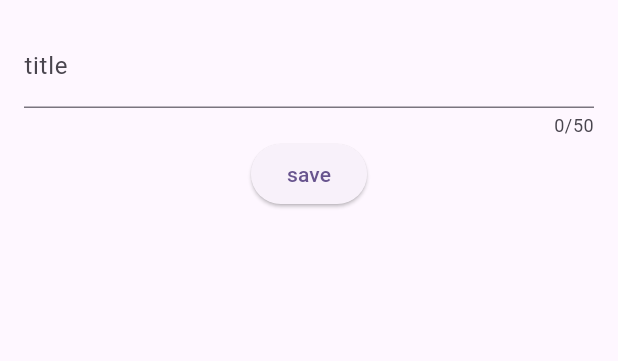
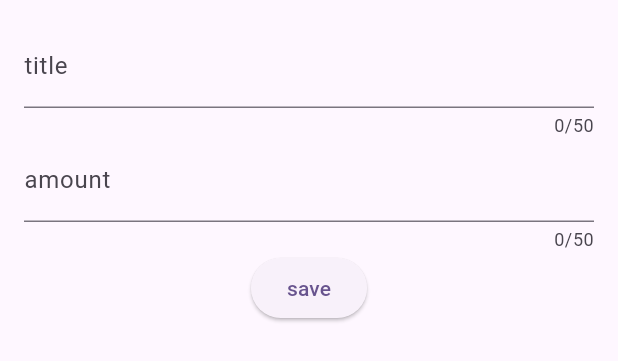
Before and after one commit to ivansiuzzz/expenseTracker, a Flutter app: the NewExpense widget shown alone on an empty page, opened directly, after a tap on "save", on a phone screen of 412 x 824 dp. Shown: the top 361 px of the screen. Run offline on Flutter 3.47's test engine with Material 2 defaults, Android fonts, the phone set to English and light mode, and no system bars.

Commit message:
add new textfield

```diff
--- a/lib/widgets/new_expense.dart
+++ b/lib/widgets/new_expense.dart
@@ -9,10 +9,11 @@ class NewExpense extends StatefulWidget {
 
 class _NewExpenseState extends State<NewExpense> {
   final _titleController = TextEditingController();
-
+  final _amountController = TextEditingController();
   @override
   void dispose() {
     _titleController.dispose();
+    _amountController.dispose();
     super.dispose();
   }
 
@@ -26,9 +27,19 @@ class _NewExpenseState extends State<NewExpense> {
             maxLength: 50,
             decoration: InputDecoration(label: Text('title')),
           ),
+          TextField(
+            keyboardType: TextInputType.number,
+            controller: _amountController,
+            maxLength: 50,
+            decoration: InputDecoration(
+              label: Text('amount'),
+              prefixText: '\$ ',
+            ),
+          ),
           ElevatedButton(
               onPressed: () {
                 print(_titleController.text);
+                print(_amountController.text);
               },
               child: Text("save"))
         ],
```
